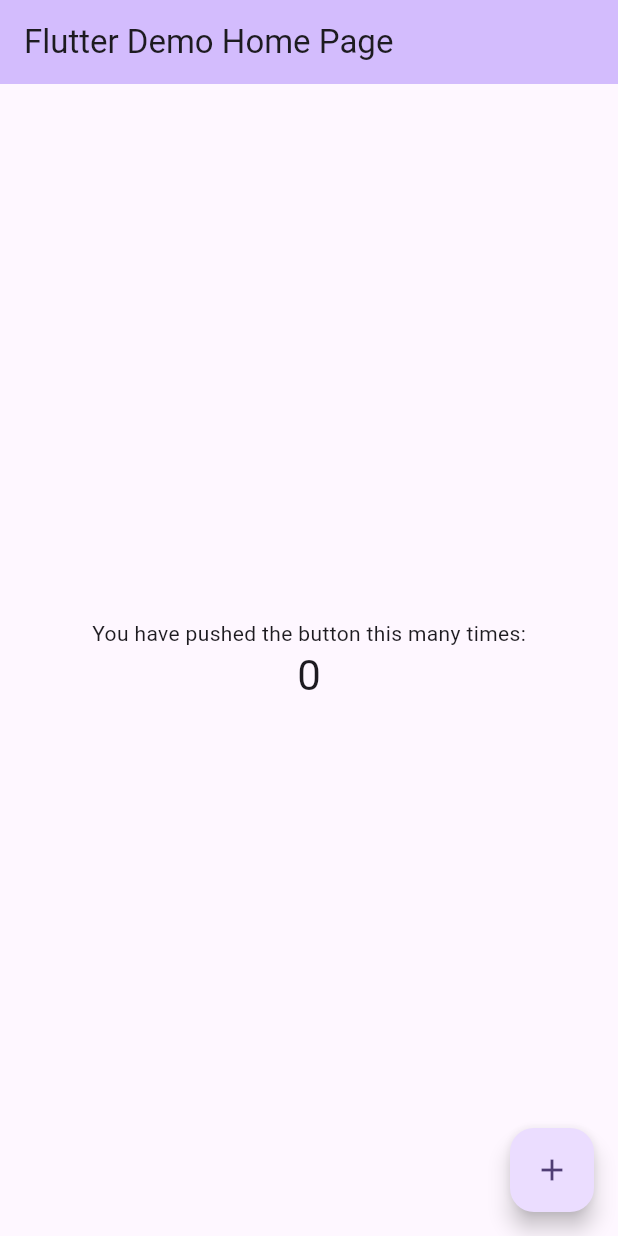
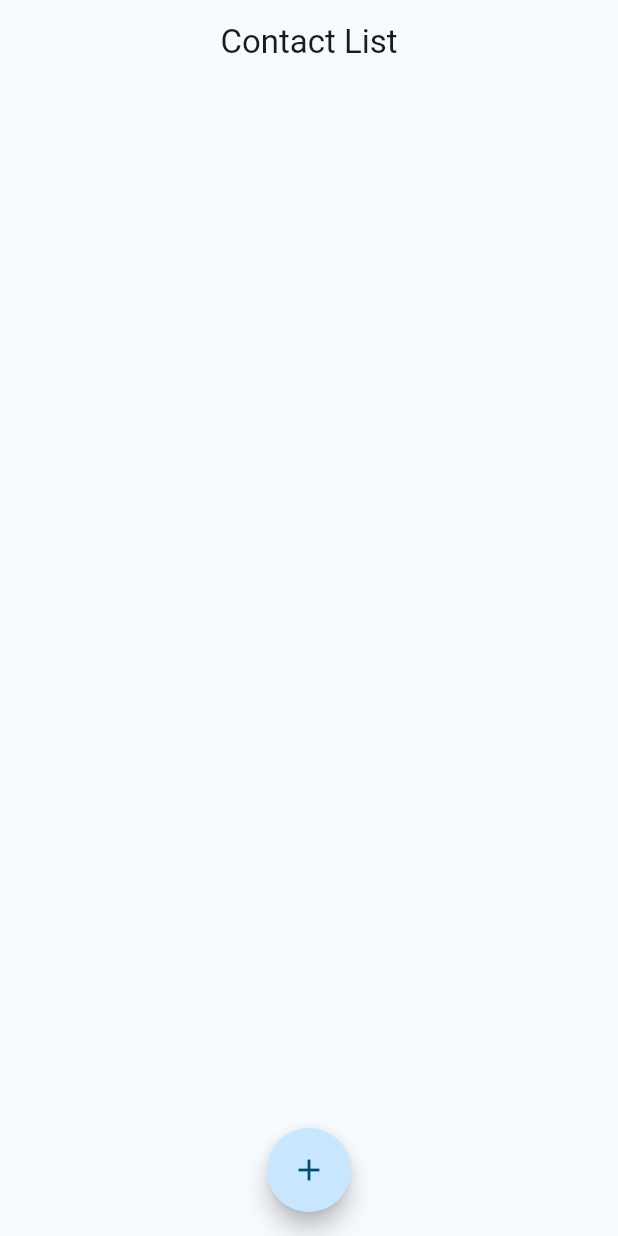
Before and after one commit to MohammedGhazaly/virtual_card_holder, a Flutter app: the screen it shows after launch, on a phone screen of 412 x 824 dp. Run offline on Flutter 3.47's test engine with Material 3 defaults, Android fonts, the phone set to English and light mode, and no system bars; our stand-ins replace go_router.

Commit message:
Added home screen and app router

```diff
--- a/lib/main.dart
+++ b/lib/main.dart
@@ -1,4 +1,5 @@
 import 'package:flutter/material.dart';
+import 'package:virtual_card_holder/utils/app_router.dart';
 
 void main() {
   runApp(const MyApp());
@@ -10,116 +11,14 @@ class MyApp extends StatelessWidget {
   // This widget is the root of your application.
   @override
   Widget build(BuildContext context) {
-    return MaterialApp(
+    return MaterialApp.router(
+      routerConfig: AppRouter.router,
+      debugShowCheckedModeBanner: false,
       title: 'Flutter Demo',
       theme: ThemeData(
-        // This is the theme of your application.
-        //
-        // TRY THIS: Try running your application with "flutter run". You'll see
-        // the application has a purple toolbar. Then, without quitting the app,
-        // try changing the seedColor in the colorScheme below to Colors.green
-        // and then invoke "hot reload" (save your changes or press the "hot
-        // reload" button in a Flutter-supported IDE, or press "r" if you used
-        // the command line to start the app).
-        //
-        // Notice that the counter didn't reset back to zero; the application
-        // state is not lost during the reload. To reset the state, use hot
-        // restart instead.
-        //
-        // This works for code too, not just values: Most code changes can be
-        // tested with just a hot reload.
-        colorScheme: ColorScheme.fromSeed(seedColor: Colors.deepPurple),
+        colorScheme: ColorScheme.fromSeed(seedColor: const Color(0xff0ea5e9)),
         useMaterial3: true,
       ),
-      home: const MyHomePage(title: 'Flutter Demo Home Page'),
     );
   }
 }
-
-class MyHomePage extends StatefulWidget {
-  const MyHomePage({super.key, required this.title});
-
-  // This widget is the home page of your application. It is stateful, meaning
-  // that it has a State object (defined below) that contains fields that affect
-  // how it looks.
-
-  // This class is the configuration for the state. It holds the values (in this
-  // case the title) provided by the parent (in this case the App widget) and
-  // used by the build method of the State. Fields in a Widget subclass are
-  // always marked "final".
-
-  final String title;
-
-  @override
-  State<MyHomePage> createState() => _MyHomePageState();
-}
-
-class _MyHomePageState extends State<MyHomePage> {
-  int _counter = 0;
-
-  void _incrementCounter() {
-    setState(() {
-      // This call to setState tells the Flutter framework that something has
-      // changed in this State, which causes it to rerun the build method below
-      // so that the display can reflect the updated values. If we changed
-      // _counter without calling setState(), then the build method would not be
-      // called again, and so nothing would appear to happen.
-      _counter++;
-    });
-  }
-
-  @override
-  Widget build(BuildContext context) {
-    // This method is rerun every time setState is called, for instance as done
-    // by the _incrementCounter method above.
-    //
-    // The Flutter framework has been optimized to make rerunning build methods
-    // fast, so that you can just rebuild anything that needs updating rather
-    // than having to individually change instances of widgets.
-    return Scaffold(
-      appBar: AppBar(
-        // TRY THIS: Try changing the color here to a specific color (to
-        // Colors.amber, perhaps?) and trigger a hot reload to see the AppBar
-        // change color while the other colors stay the same.
-        backgroundColor: Theme.of(context).colorScheme.inversePrimary,
-        // Here we take the value from the MyHomePage object that was created by
-        // the App.build method, and use it to set our appbar title.
-        title: Text(widget.title),
-      ),
-      body: Center(
-        // Center is a layout widget. It takes a single child and positions it
-        // in the middle of the parent.
-        child: Column(
-          // Column is also a layout widget. It takes a list of children and
-          // arranges them vertically. By default, it sizes itself to fit its
-          // children horizontally, and tries to be as tall as its parent.
-          //
-          // Column has various properties to control how it sizes itself and
-          // how it positions its children. Here we use mainAxisAlignment to
-          // center the children vertically; the main axis here is the vertical
-          // axis because Columns are vertical (the cross axis would be
-          // horizontal).
-          //
-          // TRY THIS: Invoke "debug painting" (choose the "Toggle Debug Paint"
-          // action in the IDE, or press "p" in the console), to see the
-          // wireframe for each widget.
-          mainAxisAlignment: MainAxisAlignment.center,
-          children: <Widget>[
-            const Text(
-              'You have pushed the button this many times:',
-            ),
-            Text(
-              '$_counter',
-              style: Theme.of(context).textTheme.headlineMedium,
-            ),
-          ],
-        ),
-      ),
-      floatingActionButton: FloatingActionButton(
-        onPressed: _incrementCounter,
-        tooltip: 'Increment',
-        child: const Icon(Icons.add),
-      ), // This trailing comma makes auto-formatting nicer for build methods.
-    );
-  }
-}
--- /dev/null
+++ b/lib/screens/home_screen.dart
@@ -0,0 +1,22 @@
+import 'package:flutter/material.dart';
+
+class HomeScreen extends StatelessWidget {
+  static const String routeName = "/";
+  const HomeScreen({super.key});
+
+  @override
+  Widget build(BuildContext context) {
+    return Scaffold(
+      floatingActionButtonLocation: FloatingActionButtonLocation.centerFloat,
+      floatingActionButton: FloatingActionButton(
+        shape: CircleBorder(),
+        onPressed: () {},
+        child: Icon(Icons.add),
+      ),
+      appBar: AppBar(
+        title: const Text("Contact List"),
+        centerTitle: true,
+      ),
+    );
+  }
+}
--- /dev/null
+++ b/lib/utils/app_router.dart
@@ -0,0 +1,12 @@
+import 'package:go_router/go_router.dart';
+import 'package:virtual_card_holder/screens/home_screen.dart';
+
+class AppRouter {
+  static GoRouter router = GoRouter(routes: [
+    GoRoute(
+      name: HomeScreen.routeName,
+      path: HomeScreen.routeName,
+      builder: (context, state) => const HomeScreen(),
+    ),
+  ]);
+}
```
Also changed, not shown: pubspec.yaml (+11 -20 lines), pubspec.lock, 3 other files.
